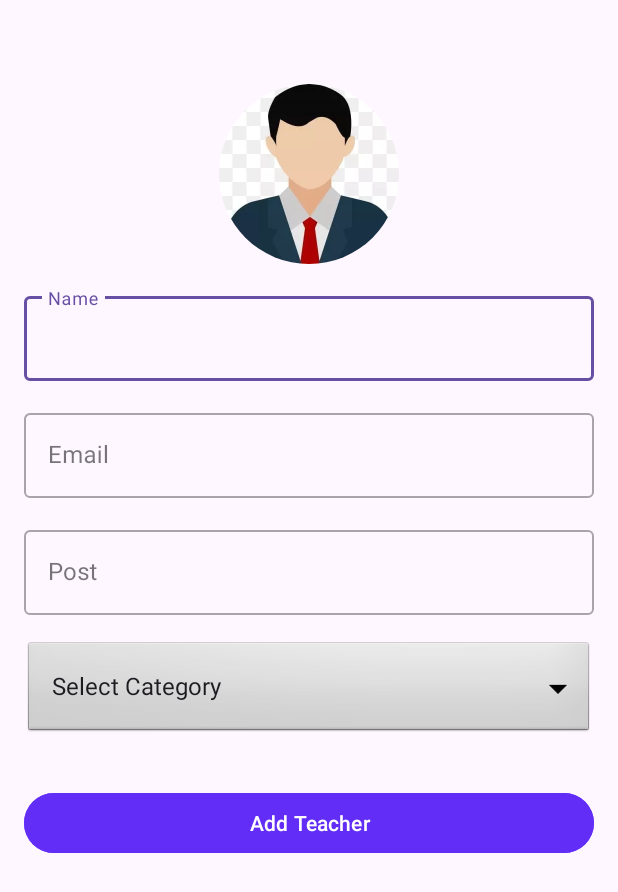
After one commit to dnyandip55/AndroidAdminApp, an Android app: the AddTeachers screen opened directly, with no data from a screen before it, on a phone screen of 412 x 824 dp. The commit adds this screen. Shown: the top 892 px of the screen. Run offline under Robolectric (Android 15) with nearby library versions, the phone set to English and light mode, and no system bars; our stand-ins replace CircleImageView, Firebase (no records; nobody signed in at launch, a user with empty details on screens opened directly).

Commit message:
Faculty Update

```diff
--- a/app/build.gradle.kts
+++ b/app/build.gradle.kts
@@ -45,4 +45,6 @@ dependencies {
 
     implementation(platform("com.google.firebase:firebase-bom:32.7.2"))
     implementation("com.google.firebase:firebase-analytics")
+    implementation ("de.hdodenhof:circleimageview:3.1.0")
+
 }
--- /dev/null
+++ b/app/src/main/java/com/example/adminapp/faculty/AddTeachers.java
@@ -0,0 +1,193 @@
+package com.example.adminapp.faculty;
+
+import androidx.annotation.NonNull;
+import androidx.annotation.Nullable;
+import androidx.appcompat.app.AppCompatActivity;
+
+import android.app.ProgressDialog;
+import android.content.Intent;
+import android.graphics.Bitmap;
+import android.net.Uri;
+import android.os.Bundle;
+import android.provider.MediaStore;
+import android.view.View;
+import android.widget.AdapterView;
+import android.widget.ArrayAdapter;
+import android.widget.Button;
+import android.widget.EditText;
+import android.widget.ImageView;
+import android.widget.Spinner;
+import android.widget.Toast;
+
+import com.example.adminapp.R;
+import com.google.android.gms.tasks.OnCompleteListener;
+import com.google.android.gms.tasks.OnFailureListener;
+import com.google.android.gms.tasks.OnSuccessListener;
+import com.google.android.gms.tasks.Task;
+import com.google.firebase.database.DatabaseReference;
+import com.google.firebase.database.FirebaseDatabase;
+import com.google.firebase.storage.FirebaseStorage;
+import com.google.firebase.storage.StorageReference;
+import com.google.firebase.storage.UploadTask;
+
+import java.io.ByteArrayOutputStream;
+import java.io.IOException;
+
+
+public class AddTeachers extends AppCompatActivity {
+    private ImageView addTeacherImage;
+    private EditText addTeacherName ,addTeacherEmail,addTeacherPost;
+    private Button addTeacherBtn;
+    private Spinner addTeacherCategory;
+    private Bitmap bitmap=null;
+    private final int REQ=1;
+    private String category;
+
+    private ProgressDialog pd;
+    private StorageReference storageReference;
+    private DatabaseReference reference;
+
+    @Override
+    protected void onCreate(Bundle savedInstanceState) {
+        super.onCreate(savedInstanceState);
+        setContentView(R.layout.activity_add_teachers);
+
+        addTeacherImage=findViewById(R.id.addTeacherImage);
+        addTeacherName=findViewById(R.id.addTeacherName);
+        addTeacherEmail=findViewById(R.id.addTeacherEmail);
+        addTeacherPost=findViewById(R.id.addTeacherPost);
+        addTeacherCategory=findViewById(R.id.addTeacherCategory);
+        addTeacherBtn=findViewById(R.id.addTeacherBtn);
+        pd=new ProgressDialog(this);
+
+        reference= FirebaseDatabase.getInstance().getReference().child("teacher");
+        storageReference= FirebaseStorage.getInstance().getReference();
+
+        String[] items=new String[]{"Select Category" , "Computer Science","Physics","Chemistry","Biology","English","Mathematics","Sports","Chemical"};
+        addTeacherCategory.setAdapter(new ArrayAdapter<String>(this, android.R.layout.simple_spinner_dropdown_item, items));
+
+        addTeacherCategory.setOnItemSelectedListener(new AdapterView.OnItemSelectedListener() {
+            @Override
+            public void onItemSelected(AdapterView<?> parent, View view, int position, long id) {
+                category=addTeacherCategory.getSelectedItem().toString();
+            }
+
+            @Override
+            public void onNothingSelected(AdapterView<?> parent) {
+
+            }
+        });
+
+        addTeacherImage.setOnClickListener(new View.OnClickListener() {
+            @Override
+            public void onClick(View v) {
+                openGallery();
+            }
+        });
+
+        addTeacherBtn.setOnClickListener(new View.OnClickListener() {
+            @Override
+            public void onClick(View v) {
+                checkValidation();
+            }
+        });
+    }
+
+    private void checkValidation() {
+        String name=addTeacherName.getText().toString();
+        String email=addTeacherEmail.getText().toString();
+        String post=addTeacherPost.getText().toString();
+
+        if(name.isEmpty()){
+            addTeacherName.setError("Empty");
+            addTeacherName.requestFocus();
+        } else if (email.isEmpty()) {
+            addTeacherEmail.setError("Empty");
+            addTeacherEmail.requestFocus();
+        } else if (post.isEmpty()) {
+            addTeacherPost.setError("Empty");
+            addTeacherPost.requestFocus();
+        } else if(category.equals("Select Category")) {
+            Toast.makeText(this, "Please provide teacher category", Toast.LENGTH_SHORT).show();
+        } else if (bitmap == null) {
+            Toast.makeText(this, "Please select teacher image", Toast.LENGTH_SHORT).show();
+        } else {
+            pd.setMessage("Uploading...");
+            pd.show();
+            uploadImage(name, email, post);
+        }
+    }
+
+    private void uploadImage(final String name, final String email, final String post) {
+        ByteArrayOutputStream baos=new ByteArrayOutputStream();
+        bitmap.compress(Bitmap.CompressFormat.JPEG,50,baos);
+        byte[] finalimg=baos.toByteArray();
+        final StorageReference filePath=storageReference.child("Teachers").child(System.currentTimeMillis()+ ".jpg");
+        final UploadTask uploadTask=filePath.putBytes(finalimg);
+        uploadTask.addOnSuccessListener(new OnSuccessListener<UploadTask.TaskSnapshot>() {
+            @Override
+            public void onSuccess(UploadTask.TaskSnapshot taskSnapshot) {
+                filePath.getDownloadUrl().addOnSuccessListener(new OnSuccessListener<Uri>() {
+                    @Override
+                    public void onSuccess(Uri uri) {
+                        String downloadUrl=String.valueOf(uri);
+                        insertData(name, email, post, downloadUrl);
+                    }
+                });
+            }
+        }).addOnFailureListener(new OnFailureListener() {
+            @Override
+            public void onFailure(@NonNull Exception e) {
+                pd.dismiss();
+                Toast.makeText(AddTeachers.this, "Something went Wrong", Toast.LENGTH_SHORT).show();
+            }
+        });
+    }
+
+    private void insertData(String name, String email, String post, String imageUrl) {
+        DatabaseReference dbRef=reference.push();
+        dbRef.child("name").setValue(name);
+        dbRef.child("email").setValue(email);
+        dbRef.child("post").setValue(post);
+        dbRef.child("imageUrl").setValue(imageUrl)
+                .addOnCompleteListener(new OnCompleteListener<Void>() {
+                    @Override
+                    public void onComplete(@NonNull Task<Void> task) {
+                        pd.dismiss();
+                        if (task.isSuccessful()) {
+                            Toast.makeText(AddTeachers.this, "Teacher Added", Toast.LENGTH_SHORT).show();
+                            clearFields();
+                        } else {
+                            Toast.makeText(AddTeachers.this, "Failed to add teacher", Toast.LENGTH_SHORT).show();
+                        }
+                    }
+                });
+    }
+
+    private void openGallery() {
+        Intent pickImage=new Intent(Intent.ACTION_PICK, MediaStore.Images.Media.EXTERNAL_CONTENT_URI);
+        startActivityForResult(pickImage, REQ);
+    }
+
+    @Override
+    protected void onActivityResult(int requestCode, int resultCode, @Nullable Intent data) {
+        super.onActivityResult(requestCode, resultCode, data);
+        if(requestCode == REQ && resultCode == RESULT_OK && data != null){
+            Uri uri=data.getData();
+            try {
+                bitmap= MediaStore.Images.Media.getBitmap(getContentResolver(), uri);
+                addTeacherImage.setImageBitmap(bitmap);
+            } catch (IOException e) {
+                e.printStackTrace();
+            }
+        }
+    }
+
+    private void clearFields() {
+        addTeacherName.setText("");
+        addTeacherEmail.setText("");
+        addTeacherPost.setText("");
+        addTeacherCategory.setSelection(0);
+        addTeacherImage.setImageResource(R.drawable.defaultimage); // Set default image here
+    }
+}
--- /dev/null
+++ b/app/src/main/res/layout/activity_add_teachers.xml
@@ -0,0 +1,90 @@
+<?xml version="1.0" encoding="utf-8"?>
+<ScrollView xmlns:android="http://schemas.android.com/apk/res/android"
+    xmlns:app="http://schemas.android.com/apk/res-auto"
+    xmlns:tools="http://schemas.android.com/tools"
+    android:layout_width="match_parent"
+    android:layout_height="match_parent"
+    tools:context=".faculty.AddTeachers">
+    <LinearLayout
+        android:layout_width="match_parent"
+        android:layout_height="match_parent"
+        android:orientation="vertical"
+        android:padding="16dp">
+
+
+        <de.hdodenhof.circleimageview.CircleImageView
+            android:id="@+id/addTeacherImage"
+            android:layout_width="120dp"
+            android:layout_height="120dp"
+            android:src="@drawable/avtar"
+            android:layout_gravity="center"
+            android:layout_marginTop="40dp"/>
+
+
+        <com.google.android.material.textfield.TextInputLayout
+            style="@style/Widget.MaterialComponents.TextInputLayout.OutlinedBox"
+            android:layout_marginTop="16dp"
+            android:layout_width="match_parent"
+            android:layout_height="match_parent">
+
+            <com.google.android.material.textfield.TextInputEditText
+                android:id="@+id/addTeacherName"
+                android:layout_width="match_parent"
+                android:layout_height="wrap_content"
+                android:inputType="text"
+                android:hint="Name" />
+        </com.google.android.material.textfield.TextInputLayout>
+
+        <com.google.android.material.textfield.TextInputLayout
+            style="@style/Widget.MaterialComponents.TextInputLayout.OutlinedBox"
+            android:layout_marginTop="16dp"
+            android:layout_width="match_parent"
+            android:layout_height="match_parent">
+
+            <com.google.android.material.textfield.TextInputEditText
+                android:id="@+id/addTeacherEmail"
+                android:layout_width="match_parent"
+                android:layout_height="wrap_content"
+                android:inputType="textEmailAddress"
+                android:hint="Email" />
+        </com.google.android.material.textfield.TextInputLayout>
+
+        <com.google.android.material.textfield.TextInputLayout
+            style="@style/Widget.MaterialComponents.TextInputLayout.OutlinedBox"
+            android:layout_marginTop="16dp"
+            android:layout_width="match_parent"
+            android:layout_height="match_parent">
+
+            <com.google.android.material.textfield.TextInputEditText
+                android:id="@+id/addTeacherPost"
+                android:layout_width="match_parent"
+                android:layout_height="wrap_content"
+                android:inputType="text"
+                android:hint="Post" />
+        </com.google.android.material.textfield.TextInputLayout>
+
+        <Spinner
+            android:layout_width="match_parent"
+            android:layout_height="wrap_content"
+            android:id="@+id/addTeacherCategory"
+            android:spinnerMode="dropdown"
+            android:background="@android:drawable/btn_dropdown"
+            android:gravity="center"
+            android:layout_marginVertical="16dp"/>
+
+        <com.google.android.material.button.MaterialButton
+            android:backgroundTint="@color/purple"
+            android:layout_width="match_parent"
+            android:layout_height="wrap_content"
+            android:text="Add Teacher"
+            android:layout_marginTop="16dp"
+            android:textAllCaps="false"
+            android:id="@+id/addTeacherBtn"/>
+
+
+
+
+
+    </LinearLayout>
+
+</ScrollView>
```
Also changed, not shown: app/src/main/AndroidManifest.xml (+9 -0 lines), app/src/main/java/com/example/adminapp/MainActivity.java (+9 -2 lines), app/src/main/java/com/example/adminapp/faculty/TeacherData.java (added, +57 -0 lines), app/src/main/java/com/example/adminapp/faculty/UpdateFaculty.java (added, +30 -0 lines), app/src/main/res/layout/activity_update_faculty.xml (added, +21 -0 lines), app/src/main/res/drawable/defaultimage.jpg (added).
